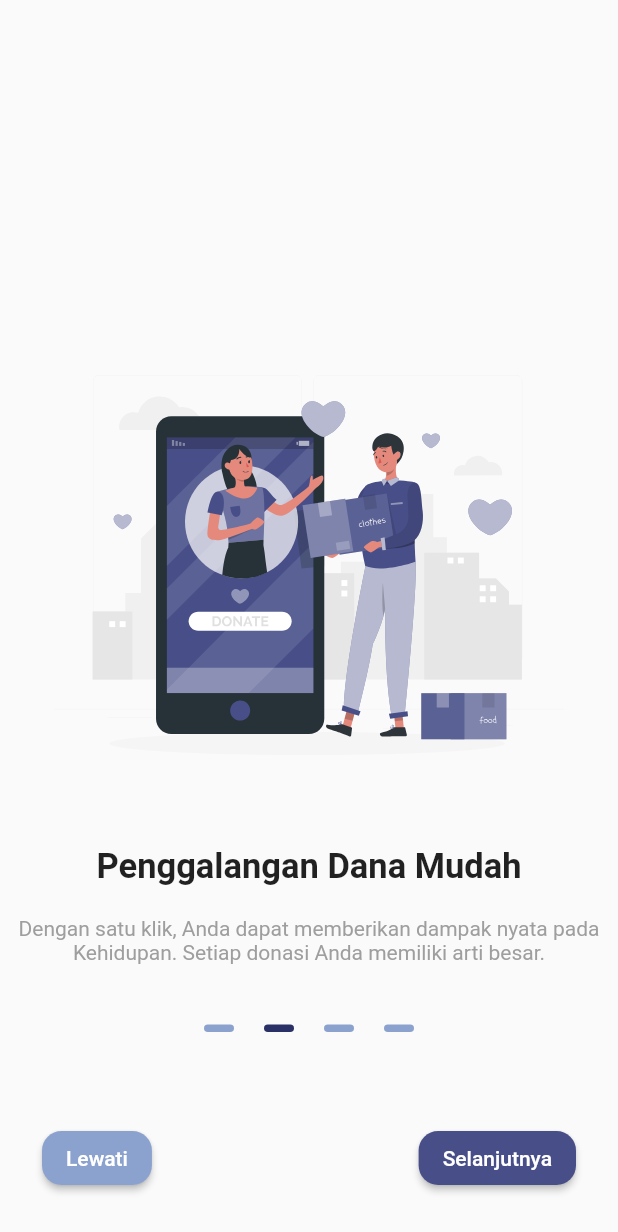
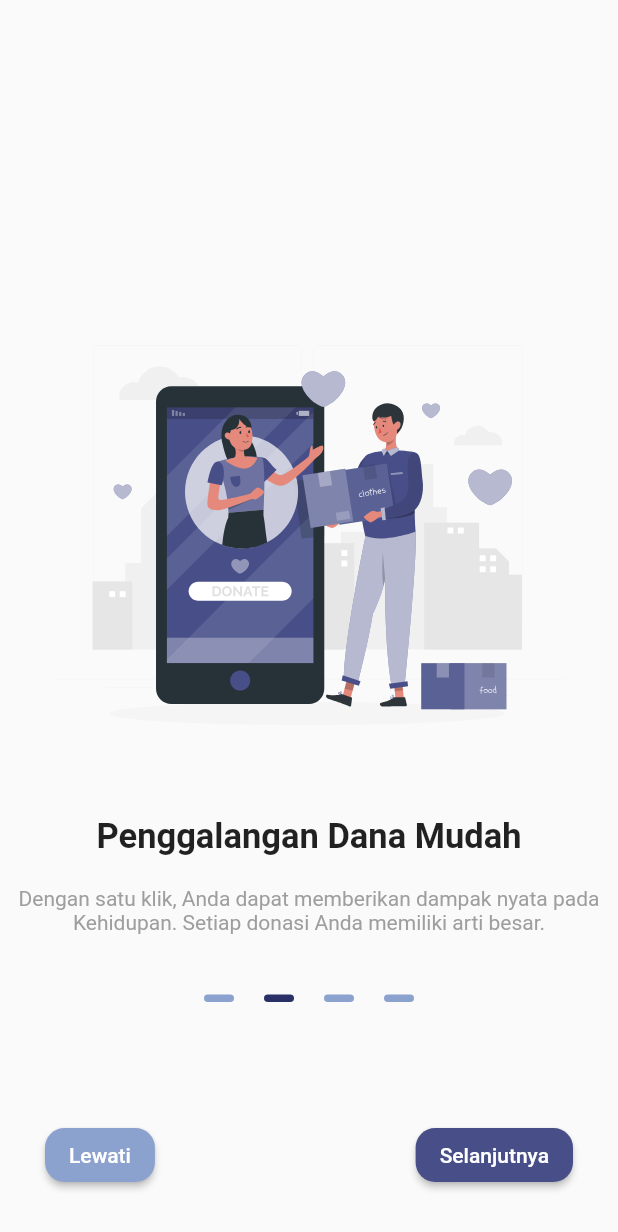
Before and after one commit to Capstone-Alterra/flutter-raih-peduli, a Flutter app: the screen it shows after launch, after a tap on "Selanjutnya", on a phone screen of 412 x 824 dp. Shown: the top 1232 px of the screen. Run offline on Flutter 3.47's test engine with Material 2 defaults, Android fonts, the phone set to English and light mode, and no system bars; our stand-ins replace flutter_svg.

Commit message:
revisi widget dot & button menjadi static

```diff
--- a/lib/screen/view/onboarding/onboarding_view.dart
+++ b/lib/screen/view/onboarding/onboarding_view.dart
@@ -23,7 +23,10 @@ class _OnbordingState extends State<Onbording> {
     return Scaffold(
         body: (isLandscape)
             ? const OnbordingLandscape()
-            : PageView.builder(
+            : Column(
+                children: [
+                  Expanded(
+                    child: PageView.builder(
                       controller: viewModel.controller,
                       itemCount: contents.length,
                       onPageChanged: (int index) {
@@ -31,7 +34,8 @@ class _OnbordingState extends State<Onbording> {
                       },
                       itemBuilder: (_, index) {
                         double fontSizeTitle = screenWidth < 600 ? 23 : 30;
-                  double fontSizeDiscription = screenWidth < 600 ? 14 : 24;
+                        double fontSizeDiscription =
+                            screenWidth < 600 ? 14 : 24;
                         return Padding(
                           padding: const EdgeInsets.all(08),
                           child: Column(
@@ -62,7 +66,8 @@ class _OnbordingState extends State<Onbording> {
                                 builder: (context, contactModel, child) {
                                   return SizedBox(
                                     child: Row(
-                                mainAxisAlignment: MainAxisAlignment.center,
+                                      mainAxisAlignment:
+                                          MainAxisAlignment.center,
                                       children: List.generate(
                                         contents.length,
                                         (index) => buildDot(index, context),
@@ -72,12 +77,61 @@ class _OnbordingState extends State<Onbording> {
                                 },
                               ),
                               const SizedBox(height: 40),
+                            ],
+                          ),
+                        );
+                      },
+                    ),
+                  ),
                   Consumer<OnBoardingViewModel>(
                     builder: (context, viewModel, child) {
                       return Padding(
-                                padding: const EdgeInsets.all(20),
+                          padding: const EdgeInsets.all(30),
                           child: viewModel.isLastPage()
                               ? ElevatedButton(
+                                  style: ElevatedButton.styleFrom(
+                                    backgroundColor: const Color(0xFF484F88),
+                                    shape: RoundedRectangleBorder(
+                                      borderRadius: BorderRadius.circular(13),
+                                    ),
+                                  ),
+                                  onPressed: () {
+                                    viewModel.skipPage(context);
+                                  },
+                                  child: SizedBox(
+                                      width: screenWidth,
+                                      child:
+                                          const Center(child: Text("Mulai"))),
+                                )
+                              : Row(
+                                  mainAxisAlignment:
+                                      MainAxisAlignment.spaceBetween,
+                                  children: [
+                                    Consumer<OnBoardingViewModel>(
+                                      builder: (context, viewModel, child) {
+                                        return viewModel.currentIndex != 0 &&
+                                                viewModel.currentIndex != 3
+                                            ? ElevatedButton(
+                                                style: ElevatedButton.styleFrom(
+                                                  backgroundColor:
+                                                      const Color(0xFF8CA2CE),
+                                                  shape: RoundedRectangleBorder(
+                                                    borderRadius:
+                                                        BorderRadius.circular(
+                                                            13),
+                                                  ),
+                                                ),
+                                                child: const Text("Lewati"),
+                                                onPressed: () {
+                                                  viewModel.skipPage(context);
+                                                },
+                                              )
+                                            : const SizedBox();
+                                      },
+                                    ),
+                                    Consumer<OnBoardingViewModel>(
+                                      builder: (context, viewModel, child) {
+                                        return ElevatedButton(
                                           style: ElevatedButton.styleFrom(
                                             backgroundColor:
                                                 const Color(0xFF484F88),
@@ -86,66 +140,10 @@ class _OnbordingState extends State<Onbording> {
                                                   BorderRadius.circular(13),
                                             ),
                                           ),
-                                        onPressed: () {
-                                          viewModel.skipPage(context);
-                                        },
-                                        child: SizedBox(
-                                            width: screenWidth,
-                                            child: const Center(
-                                                child: Text("Mulai"))),
-                                      )
-                                    : Row(
-                                        mainAxisAlignment:
-                                            MainAxisAlignment.spaceBetween,
-                                        children: [
-                                          Consumer<OnBoardingViewModel>(
-                                            builder:
-                                                (context, viewModel, child) {
-                                              return viewModel.currentIndex !=
-                                                          0 &&
-                                                      viewModel.currentIndex !=
-                                                          3
-                                                  ? ElevatedButton(
-                                                      style: ElevatedButton
-                                                          .styleFrom(
-                                                        backgroundColor:
-                                                            const Color(
-                                                                0xFF8CA2CE),
-                                                        shape:
-                                                            RoundedRectangleBorder(
-                                                          borderRadius:
-                                                              BorderRadius
-                                                                  .circular(13),
-                                                        ),
-                                                      ),
-                                                      child:
-                                                          const Text("Lewati"),
+                                          child: const Text("Selanjutnya"),
                                           onPressed: () {
                                             viewModel
-                                                            .skipPage(context);
-                                                      },
-                                                    )
-                                                  : const SizedBox();
-                                            },
-                                          ),
-                                          Consumer<OnBoardingViewModel>(
-                                            builder:
-                                                (context, viewModel, child) {
-                                              return ElevatedButton(
-                                                style: ElevatedButton.styleFrom(
-                                                  backgroundColor:
-                                                      const Color(0xFF484F88),
-                                                  shape: RoundedRectangleBorder(
-                                                    borderRadius:
-                                                        BorderRadius.circular(
-                                                            13),
-                                                  ),
-                                                ),
-                                                child:
-                                                    const Text("Selanjutnya"),
-                                                onPressed: () {
-                                                  viewModel.nextPage(
-                                                      viewModel.controller);
+                                                .nextPage(viewModel.controller);
                                           },
                                         );
                                       },
@@ -155,9 +153,6 @@ class _OnbordingState extends State<Onbording> {
                     },
                   )
                 ],
-                    ),
-                  );
-                },
               ));
   }
 }
--- a/lib/screen/view/onboarding/widget_carousel_dot.dart
+++ b/lib/screen/view/onboarding/widget_carousel_dot.dart
@@ -2,7 +2,7 @@ import 'package:flutter/material.dart';
 import 'package:flutter_raih_peduli/screen/view_model/view_model_onboarding.dart';
 import 'package:provider/provider.dart';
 
-Container buildDot(int index, BuildContext context) {
+Widget buildDot(int index, BuildContext context) {
   final viewModel = Provider.of<OnBoardingViewModel>(context, listen: false);
 
   return Container(
```
Lines whose indentation alone changed are shown as unchanged.
